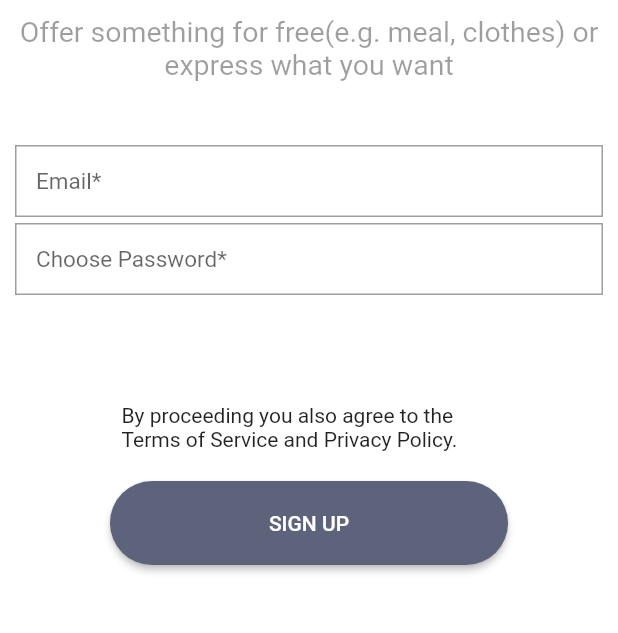
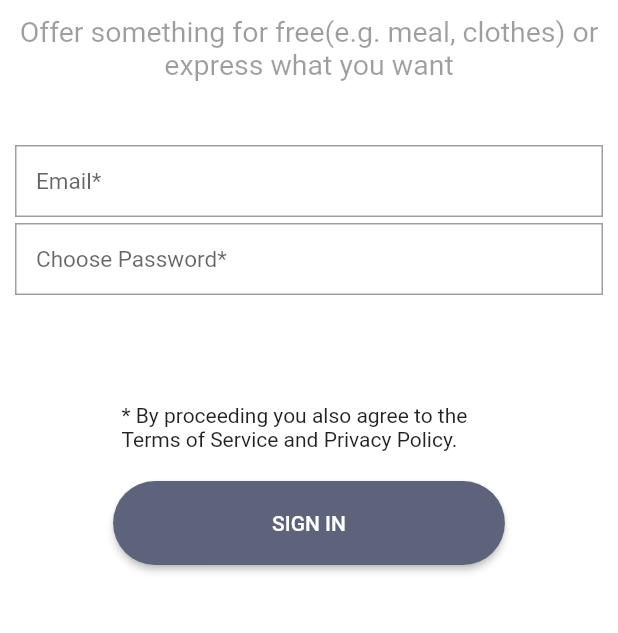
Before and after one commit to kv2905/charity-app, a Flutter app: the screen it shows after launch, after a tap on "Already have an account? Signin", on a phone screen of 412 x 824 dp, the part 287-920 px from its top. Run offline on Flutter 3.47's test engine with Material 2 defaults, Android fonts, the phone set to English and light mode, and no system bars.

Commit message:
sign in and donor screen added

```diff
--- a/lib/main.dart
+++ b/lib/main.dart
@@ -1,3 +1,4 @@
+import 'package:charityapp/screens/donors_screen.dart';
 import 'package:charityapp/screens/sign_in_screen.dart';
 import 'package:charityapp/screens/sign_up_screen.dart';
 import 'package:flutter/material.dart';
@@ -16,7 +17,8 @@ class MyApp extends StatelessWidget {
       initialRoute: SignupScreen.id,
       routes: {
         SignupScreen.id: (context) => SignupScreen(),
-        SigninScreen.id: (context) => SigninScreen()
+        SigninScreen.id: (context) => SigninScreen(),
+        DonorScreen.id: (context) => DonorScreen(),
       },
     );
   }
--- a/lib/screens/sign_in_screen.dart
+++ b/lib/screens/sign_in_screen.dart
@@ -1,3 +1,5 @@
+import 'package:charityapp/screens/donors_screen.dart';
+import 'package:charityapp/widgets/custom_button.dart';
 import 'package:charityapp/widgets/form_input_field.dart';
 import 'package:flutter/material.dart';
 
@@ -73,26 +75,16 @@ class _SigninScreenState extends State<SigninScreen> {
                   width: 250,
                   alignment: Alignment.center,
                   child: Text(
-                    'By proceeding you also agree to the Terms of Service and Privacy Policy.',
+                    '* By proceeding you also agree to the Terms of Service and Privacy Policy.',
                   ),
                 ),
                 SizedBox(height: 20),
-                RaisedButton(
-                  shape: RoundedRectangleBorder(
-                    borderRadius: BorderRadius.circular(59.0),
-                  ),
-                  onPressed: () {},
-                  color: Color(0xFF5D637A),
-                  textColor: Colors.white,
-                  child: Padding(
-                    padding: const EdgeInsets.symmetric(
-                        horizontal: 90, vertical: 20),
-                    child: Text(
-                      "Sign up".toUpperCase(),
-                      style: TextStyle(fontSize: 14),
-                    ),
-                  ),
-                ),
+                CustomButton(
+                  buttonName: 'Sign in',
+                  onPressed: () {
+                    Navigator.pushNamed(context, DonorScreen.id);
+                  },
+                )
               ],
             ),
           ),
--- /dev/null
+++ b/lib/widgets/custom_button.dart
@@ -0,0 +1,26 @@
+import 'package:flutter/material.dart';
+
+class CustomButton extends StatelessWidget {
+  CustomButton({this.buttonName, this.onPressed});
+  final String buttonName;
+  final Function onPressed;
+  @override
+  Widget build(BuildContext context) {
+    return RaisedButton(
+      shape: RoundedRectangleBorder(
+        borderRadius: BorderRadius.circular(59.0),
+      ),
+      onPressed: onPressed,
+      color: Color(0xFF5D637A),
+      textColor: Colors.white,
+      child: Padding(
+        padding: const EdgeInsets.symmetric(
+            horizontal: 90, vertical: 20),
+        child: Text(
+          buttonName.toUpperCase(),
+          style: TextStyle(fontSize: 14),
+        ),
+      ),
+    );
+  }
+}
--- a/lib/widgets/signup_form.dart
+++ b/lib/widgets/signup_form.dart
@@ -1,3 +1,4 @@
+import 'package:charityapp/widgets/custom_button.dart';
 import 'package:flutter/material.dart';
 import 'package:charityapp/widgets/form_input_field.dart';
 
@@ -59,23 +60,11 @@ class _SignupFormState extends State<SignupForm> {
             width: 250,
             alignment: Alignment.center,
             child: Text(
-              'By proceeding you also agree to the Terms of Service and Privacy Policy.',
+              '* By proceeding you also agree to the Terms of Service and Privacy Policy.',
             ),
           ),
           SizedBox(height: 10),
-          RaisedButton(
-            shape: RoundedRectangleBorder(
-                borderRadius: BorderRadius.circular(59.0),
-                side: BorderSide(color: Colors.grey)),
-            onPressed: () {},
-            color: Color(0xFF5D637A),
-            textColor: Colors.white,
-            child: Padding(
-              padding: const EdgeInsets.symmetric(horizontal: 90, vertical: 20),
-              child:
-                  Text("Sign up".toUpperCase(), style: TextStyle(fontSize: 14)),
-            ),
-          ),
+          CustomButton(buttonName: 'Sign up', onPressed: (){},)
         ],
       ),
     );
```
Also changed, not shown: lib/screens/donors_screen.dart (added, +82 -0 lines), lib/widgets/search_bar.dart (added, +25 -0 lines).
